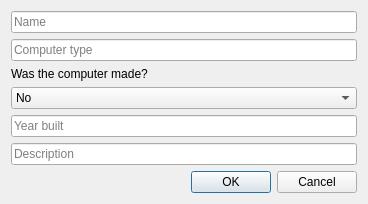
First picture: the form in Verklegt2014/AddComputerDialog.ui, repository Tagl/Verklegt2014, before the edit.
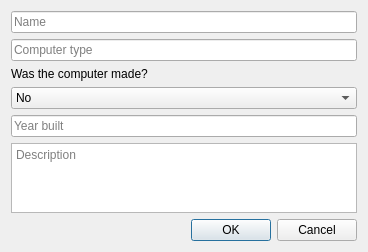
Second picture: the form after the edit.

The edit to the form file:
```diff
--- a/Verklegt2014/AddComputerDialog.ui
+++ b/Verklegt2014/AddComputerDialog.ui
@@ -7,7 +7,7 @@
     <x>0</x>
     <y>0</y>
     <width>368</width>
-    <height>190</height>
+    <height>241</height>
    </rect>
   </property>
   <property name="windowTitle">
@@ -66,10 +66,7 @@
     </widget>
    </item>
    <item>
-    <widget class="QLineEdit" name="Description">
-     <property name="text">
-      <string/>
-     </property>
+    <widget class="QPlainTextEdit" name="Description">
      <property name="placeholderText">
       <string>Description</string>
      </property>
```
